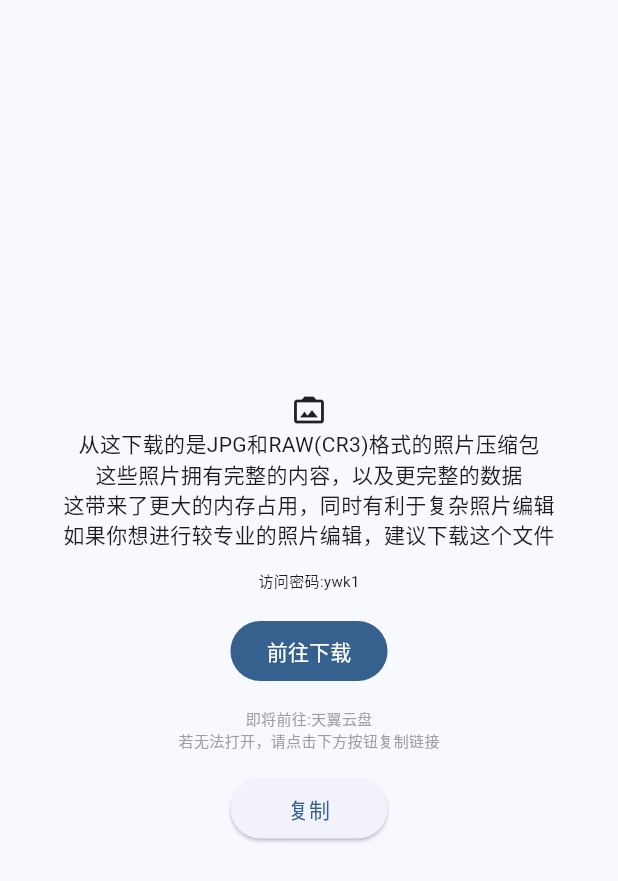
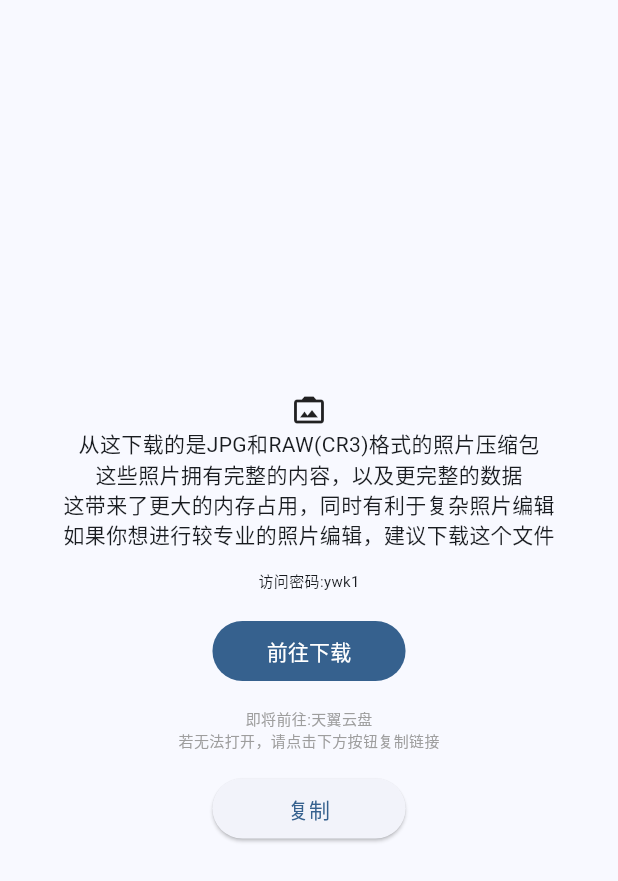
Before and after one commit to LyuDeveloper/HomeCode, a Flutter app: the JPG_RAW_Page widget shown alone on an empty page, opened directly, on a phone screen of 412 x 824 dp. Shown: the top 881 px of the screen. Run offline on Flutter 3.47's test engine with Material 3 defaults, Android fonts, the phone set to English and light mode, and no system bars; drawn by our look-alikes of dynamic_color.

Commit message:
2nd push -end

```diff
--- a/lib/MGPD.dart
+++ b/lib/MGPD.dart
@@ -141,7 +141,7 @@ class JPG_RAW_Page extends StatelessWidget{
           direction: Axis.horizontal,
           children: <Widget>[
             Spacer(flex: 22,),
-            Expanded(flex: 15, child: FilledButton(onPressed: (){launchUrlString('https://cloud.189.cn/web/share?code=m2E3mireIf6v（访问码：ywk1）');} ,child: Text('前往下载'))),//ywk1
+            Expanded(flex: 20, child: FilledButton(onPressed: (){launchUrlString('https://cloud.189.cn/web/share?code=m2E3mireIf6v（访问码：ywk1）');} ,child: Text('前往下载'))),//ywk1
             Spacer(flex: 22,),
           ],
         ),
@@ -151,7 +151,7 @@ class JPG_RAW_Page extends StatelessWidget{
           direction: Axis.horizontal,
           children: <Widget>[
             Spacer(flex: 22,),
-            Expanded(flex: 15, child: ElevatedButton(onPressed: (){Clipboard.setData(ClipboardData(text: "https://cloud.189.cn/web/share?code=m2E3mireIf6v（访问码：ywk1）"));} ,child: Text('复制'))),
+            Expanded(flex: 20, child: ElevatedButton(onPressed: (){Clipboard.setData(ClipboardData(text: "https://cloud.189.cn/web/share?code=m2E3mireIf6v（访问码：ywk1）"));} ,child: Text('复制'))),
             Spacer(flex: 22,),
           ]
         )
```
Also changed, not shown: 4 other files.
